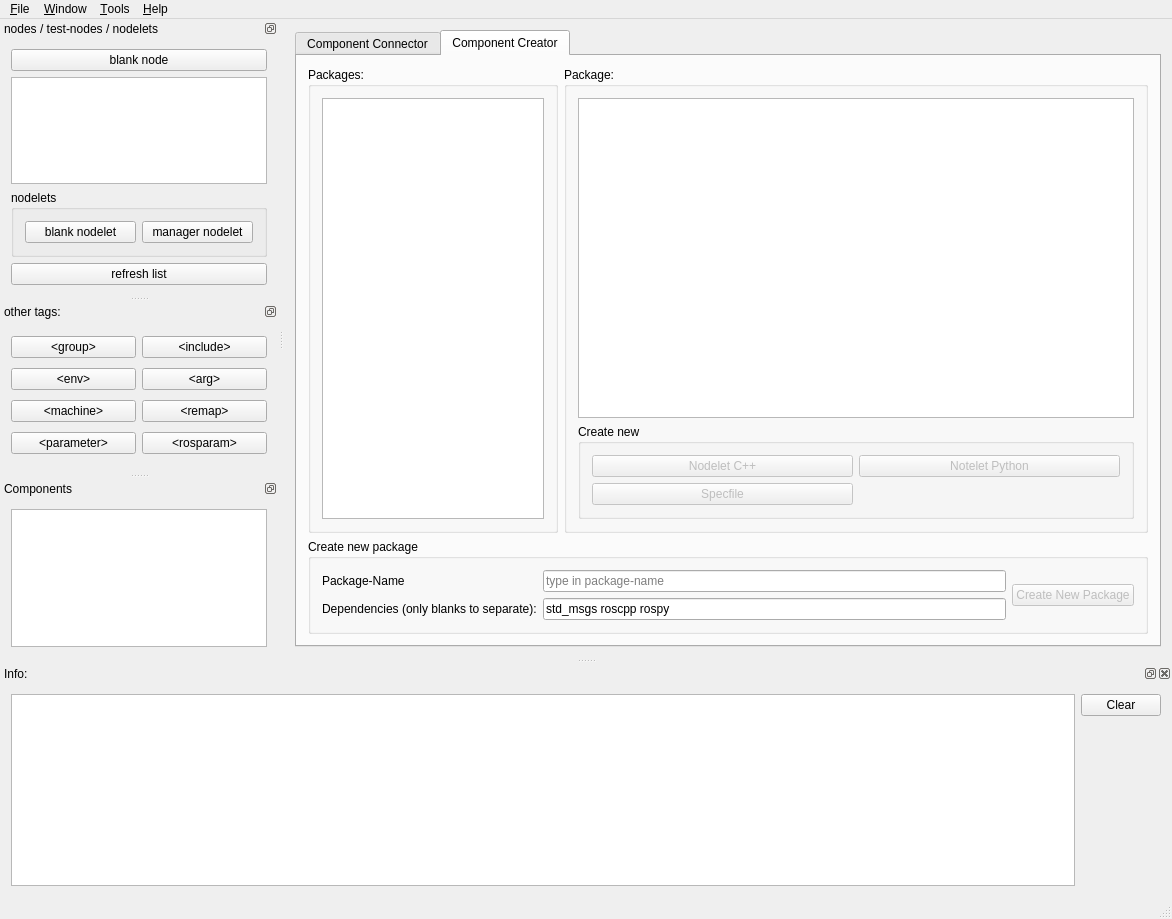
Qt form rxDev/src/rxdev.ui (songxuchao/rxdeveloper-ros-pkg) before a commit.
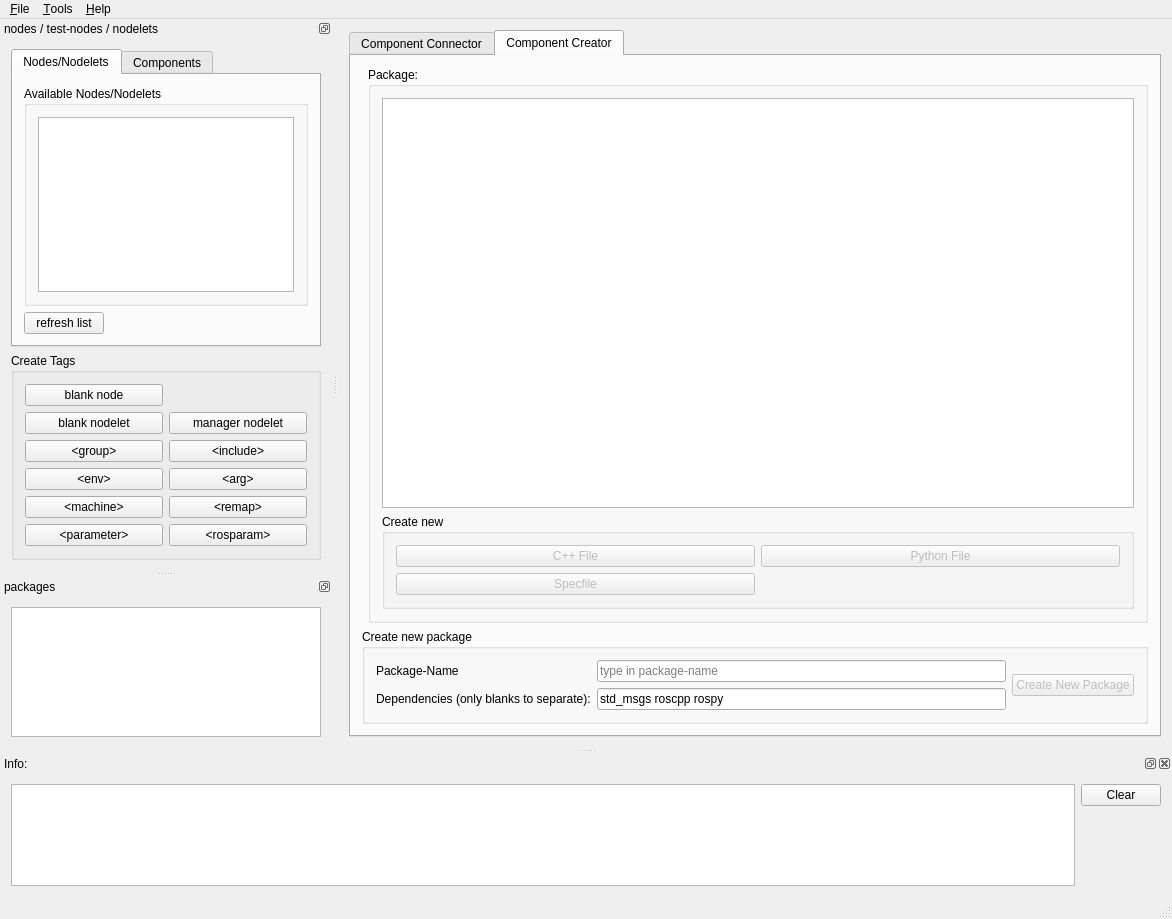
The same form after that commit. Icons and pictures are not drawn.

Commit message: yaml-parser/emitter got it's own class

What changed in the file:
```diff
--- a/rxDev/src/rxdev.ui
+++ b/rxDev/src/rxdev.ui
@@ -69,31 +69,6 @@
         <string>Component Creator</string>
        </attribute>
        <layout class="QGridLayout" name="gridLayout_6">
-        <item row="0" column="0">
-         <widget class="QGroupBox" name="groupBox_2">
-          <property name="maximumSize">
-           <size>
-            <width>250</width>
-            <height>16777215</height>
-           </size>
-          </property>
-          <property name="title">
-           <string>Packages:</string>
-          </property>
-          <layout class="QGridLayout" name="gridLayout_9">
-           <item row="1" column="0">
-            <widget class="QListView" name="listView_package">
-             <property name="editTriggers">
-              <set>QAbstractItemView::NoEditTriggers</set>
-             </property>
-             <property name="alternatingRowColors">
-              <bool>true</bool>
-             </property>
-            </widget>
-           </item>
-          </layout>
-         </widget>
-        </item>
         <item row="0" column="1">
          <widget class="QGroupBox" name="groupBox_package">
           <property name="title">
@@ -112,7 +87,7 @@
                  <bool>false</bool>
                 </property>
                 <property name="text">
-                 <string>Notelet Python</string>
+                 <string>Python File</string>
                 </property>
                </widget>
               </item>
@@ -132,7 +107,7 @@
                  <bool>false</bool>
                 </property>
                 <property name="text">
-                 <string>Nodelet C++</string>
+                 <string>C++ File</string>
                 </property>
                </widget>
               </item>
@@ -241,13 +216,6 @@
     <addaction name="separator"/>
     <addaction name="actionQuit"/>
    </widget>
-   <widget class="QMenu" name="menuWindow">
-    <property name="title">
-     <string>&amp;Window</string>
-    </property>
-    <addaction name="actionAvailable_Nodes"/>
-    <addaction name="actionAvailable_Tags"/>
-   </widget>
    <widget class="QMenu" name="menuTools">
     <property name="title">
      <string>&amp;Tools</string>
@@ -258,7 +226,6 @@
     <addaction name="actionRxconsole"/>
    </widget>
    <addaction name="menuFile"/>
-   <addaction name="menuWindow"/>
    <addaction name="menuTools"/>
    <addaction name="menuHelp"/>
   </widget>
@@ -266,8 +233,8 @@
   <widget class="QDockWidget" name="dockWidget_availableNodes">
    <property name="minimumSize">
     <size>
-     <width>268</width>
-     <height>268</height>
+     <width>273</width>
+     <height>552</height>
     </size>
    </property>
    <property name="baseSize">
@@ -300,63 +267,30 @@
    <widget class="QWidget" name="dockWidgetContents_2">
     <layout class="QGridLayout" name="gridLayout_15">
      <item row="1" column="0">
-      <widget class="QTreeView" name="treeView_availableNodes">
-       <property name="minimumSize">
-        <size>
-         <width>100</width>
-         <height>0</height>
-        </size>
-       </property>
-       <property name="baseSize">
-        <size>
-         <width>200</width>
-         <height>0</height>
-        </size>
-       </property>
-       <property name="editTriggers">
-        <set>QAbstractItemView::NoEditTriggers</set>
-       </property>
-       <property name="dragEnabled">
-        <bool>true</bool>
-       </property>
-       <property name="dragDropMode">
-        <enum>QAbstractItemView::DragOnly</enum>
-       </property>
-       <property name="alternatingRowColors">
-        <bool>true</bool>
-       </property>
-       <property name="sortingEnabled">
-        <bool>true</bool>
-       </property>
-       <property name="headerHidden">
-        <bool>true</bool>
-       </property>
-       <attribute name="headerVisible">
-        <bool>false</bool>
-       </attribute>
-       <attribute name="headerShowSortIndicator" stdset="0">
-        <bool>true</bool>
-       </attribute>
-      </widget>
-     </item>
-     <item row="2" column="0">
-      <widget class="QGroupBox" name="groupBox_3">
-       <property name="minimumSize">
-        <size>
-         <width>250</width>
-         <height>0</height>
-        </size>
-       </property>
-       <property name="baseSize">
-        <size>
-         <width>250</width>
-         <height>0</height>
-        </size>
-       </property>
+      <widget class="QGroupBox" name="groupBox_6">
        <property name="title">
-        <string>nodelets</string>
+        <string>Create Tags</string>
        </property>
-       <layout class="QGridLayout" name="gridLayout_4">
+       <layout class="QGridLayout" name="gridLayout_5">
+        <item row="0" column="0">
+         <widget class="QPushButton" name="pushButton_blankNode">
+          <property name="minimumSize">
+           <size>
+            <width>0</width>
+            <height>0</height>
+           </size>
+          </property>
+          <property name="baseSize">
+           <size>
+            <width>200</width>
+            <height>0</height>
+           </size>
+          </property>
+          <property name="text">
+           <string>blank node</string>
+          </property>
+         </widget>
+        </item>
         <item row="1" column="0">
          <widget class="QPushButton" name="pushButton_blankNodelet">
           <property name="text">
@@ -371,14 +305,70 @@
           </property>
          </widget>
         </item>
+        <item row="2" column="0">
+         <widget class="QPushButton" name="pushButton_group">
+          <property name="text">
+           <string>&lt;group&gt;</string>
+          </property>
+         </widget>
+        </item>
+        <item row="2" column="1">
+         <widget class="QPushButton" name="pushButton_includeFile">
+          <property name="text">
+           <string>&lt;include&gt;</string>
+          </property>
+         </widget>
+        </item>
+        <item row="3" column="0">
+         <widget class="QPushButton" name="pushButton_env">
+          <property name="text">
+           <string>&lt;env&gt;</string>
+          </property>
+         </widget>
+        </item>
+        <item row="3" column="1">
+         <widget class="QPushButton" name="pushButton_arg">
+          <property name="text">
+           <string>&lt;arg&gt;</string>
+          </property>
+         </widget>
+        </item>
+        <item row="4" column="0">
+         <widget class="QPushButton" name="pushButton_machine">
+          <property name="text">
+           <string>&lt;machine&gt;</string>
+          </property>
+         </widget>
+        </item>
+        <item row="4" column="1">
+         <widget class="QPushButton" name="pushButton_remap">
+          <property name="text">
+           <string>&lt;remap&gt;</string>
+          </property>
+         </widget>
+        </item>
+        <item row="5" column="0">
+         <widget class="QPushButton" name="pushButton_Param">
+          <property name="text">
+           <string>&lt;parameter&gt;</string>
+          </property>
+         </widget>
+        </item>
+        <item row="5" column="1">
+         <widget class="QPushButton" name="pushButton_rosparam">
+          <property name="text">
+           <string>&lt;rosparam&gt;</string>
+          </property>
+         </widget>
+        </item>
        </layout>
       </widget>
      </item>
      <item row="0" column="0">
-      <widget class="QPushButton" name="pushButton_blankNode">
+      <widget class="QTabWidget" name="tabWidget_2">
        <property name="minimumSize">
         <size>
-         <width>200</width>
+         <width>150</width>
          <height>0</height>
         </size>
        </property>
@@ -388,28 +378,121 @@
          <height>0</height>
         </size>
        </property>
-       <property name="text">
-        <string>blank node</string>
-       </property>
-      </widget>
-     </item>
-     <item row="3" column="0">
-      <widget class="QPushButton" name="pushButton_refreshNodesOrComps">
-       <property name="minimumSize">
-        <size>
-         <width>200</width>
-         <height>0</height>
-        </size>
-       </property>
-       <property name="baseSize">
-        <size>
-         <width>200</width>
-         <height>0</height>
-        </size>
-       </property>
-       <property name="text">
-        <string>refresh list</string>
-       </property>
+       <widget class="QWidget" name="tab_3">
+        <attribute name="title">
+         <string>Nodes/Nodelets</string>
+        </attribute>
+        <layout class="QGridLayout" name="gridLayout_12">
+         <item row="1" column="0">
+          <widget class="QGroupBox" name="groupBox_5">
+           <property name="title">
+            <string>Available Nodes/Nodelets</string>
+           </property>
+           <layout class="QGridLayout" name="gridLayout_14">
+            <item row="0" column="0">
+             <widget class="QTreeView" name="treeView_availableNodes">
+              <property name="minimumSize">
+               <size>
+                <width>100</width>
+                <height>0</height>
+               </size>
+              </property>
+              <property name="baseSize">
+               <size>
+                <width>200</width>
+                <height>0</height>
+               </size>
+              </property>
+              <property name="editTriggers">
+               <set>QAbstractItemView::NoEditTriggers</set>
+              </property>
+              <property name="dragEnabled">
+               <bool>true</bool>
+              </property>
+              <property name="dragDropMode">
+               <enum>QAbstractItemView::DragOnly</enum>
+              </property>
+              <property name="alternatingRowColors">
+               <bool>true</bool>
+              </property>
+              <property name="sortingEnabled">
+               <bool>true</bool>
+              </property>
+              <property name="headerHidden">
+               <bool>true</bool>
+              </property>
+              <attribute name="headerVisible">
+               <bool>false</bool>
+              </attribute>
+              <attribute name="headerShowSortIndicator" stdset="0">
+               <bool>true</bool>
+              </attribute>
+             </widget>
+            </item>
+           </layout>
+          </widget>
+         </item>
+         <item row="3" column="0">
+          <layout class="QFormLayout" name="formLayout">
+           <property name="fieldGrowthPolicy">
+            <enum>QFormLayout::AllNonFixedFieldsGrow</enum>
+           </property>
+           <item row="0" column="1">
+            <spacer name="horizontalSpacer">
+             <property name="orientation">
+              <enum>Qt::Horizontal</enum>
+             </property>
+             <property name="sizeHint" stdset="0">
+              <size>
+               <width>40</width>
+               <height>20</height>
+              </size>
+             </property>
+            </spacer>
+           </item>
+           <item row="0" column="0">
+            <widget class="QPushButton" name="pushButton_refreshNodesOrComps">
+             <property name="minimumSize">
+              <size>
+               <width>0</width>
+               <height>0</height>
+              </size>
+             </property>
+             <property name="baseSize">
+              <size>
+               <width>200</width>
+               <height>0</height>
+              </size>
+             </property>
+             <property name="text">
+              <string>refresh list</string>
+             </property>
+            </widget>
+           </item>
+          </layout>
+         </item>
+        </layout>
+       </widget>
+       <widget class="QWidget" name="tab_4">
+        <attribute name="title">
+         <string>Components</string>
+        </attribute>
+        <layout class="QGridLayout" name="gridLayout_13">
+         <item row="0" column="0">
+          <widget class="QListView" name="listView_availableComponents">
+           <property name="editTriggers">
+            <set>QAbstractItemView::NoEditTriggers</set>
+           </property>
+           <property name="dragEnabled">
+            <bool>false</bool>
+           </property>
+           <property name="alternatingRowColors">
+            <bool>true</bool>
+           </property>
+          </widget>
+         </item>
+        </layout>
+       </widget>
       </widget>
      </item>
     </layout>
@@ -417,21 +500,21 @@
   </widget>
   <widget class="QDockWidget" name="dockWidget_availableTags">
    <property name="sizePolicy">
-    <sizepolicy hsizetype="Preferred" vsizetype="Minimum">
+    <sizepolicy hsizetype="Preferred" vsizetype="Expanding">
      <horstretch>0</horstretch>
      <verstretch>0</verstretch>
     </sizepolicy>
    </property>
    <property name="minimumSize">
     <size>
-     <width>220</width>
+     <width>150</width>
      <height>171</height>
     </size>
    </property>
    <property name="maximumSize">
     <size>
      <width>524287</width>
-     <height>171</height>
+     <height>524287</height>
     </size>
    </property>
    <property name="baseSize">
@@ -444,66 +527,20 @@
     <set>QDockWidget::DockWidgetFloatable|QDockWidget::DockWidgetMovable</set>
    </property>
    <property name="windowTitle">
-    <string>other tags:</string>
+    <string>packages</string>
    </property>
    <attribute name="dockWidgetArea">
     <number>1</number>
    </attribute>
    <widget class="QWidget" name="dockWidgetContents_4">
     <layout class="QGridLayout" name="gridLayout_2">
-     <item row="0" column="1">
-      <widget class="QPushButton" name="pushButton_includeFile">
-       <property name="text">
-        <string>&lt;include&gt;</string>
-       </property>
-      </widget>
-     </item>
-     <item row="1" column="0">
-      <widget class="QPushButton" name="pushButton_env">
-       <property name="text">
-        <string>&lt;env&gt;</string>
-       </property>
-      </widget>
-     </item>
-     <item row="1" column="1">
-      <widget class="QPushButton" name="pushButton_arg">
-       <property name="text">
-        <string>&lt;arg&gt;</string>
-       </property>
-      </widget>
-     </item>
-     <item row="2" column="0">
-      <widget class="QPushButton" name="pushButton_machine">
-       <property name="text">
-        <string>&lt;machine&gt;</string>
-       </property>
-      </widget>
-     </item>
-     <item row="2" column="1">
-      <widget class="QPushButton" name="pushButton_remap">
-       <property name="text">
-        <string>&lt;remap&gt;</string>
-       </property>
-      </widget>
-     </item>
-     <item row="3" column="0">
-      <widget class="QPushButton" name="pushButton_Param">
-       <property name="text">
-        <string>&lt;parameter&gt;</string>
-       </property>
-      </widget>
-     </item>
-     <item row="3" column="1">
-      <widget class="QPushButton" name="pushButton_rosparam">
-       <property name="text">
-        <string>&lt;rosparam&gt;</string>
-       </property>
-      </widget>
-     </item>
      <item row="0" column="0">
-      <widget class="QPushButton" name="pushButton_group">
-       <property name="text">
-        <string>&lt;group&gt;</string>
+      <widget class="QListView" name="listView_package">
+       <property name="editTriggers">
+        <set>QAbstractItemView::NoEditTriggers</set>
+       </property>
+       <property name="alternatingRowColors">
+        <bool>true</bool>
        </property>
       </widget>
      </item>
@@ -557,49 +594,6 @@
     </layout>
    </widget>
   </widget>
-  <widget class="QDockWidget" name="dockWidget_components">
-   <property name="minimumSize">
-    <size>
-     <width>105</width>
-     <height>130</height>
-    </size>
-   </property>
-   <property name="baseSize">
-    <size>
-     <width>200</width>
-     <height>0</height>
-    </size>
-   </property>
-   <property name="features">
-    <set>QDockWidget::DockWidgetFloatable|QDockWidget::DockWidgetMovable</set>
-   </property>
-   <property name="allowedAreas">
-    <set>Qt::LeftDockWidgetArea|Qt::RightDockWidgetArea</set>
-   </property>
-   <property name="windowTitle">
-    <string>Components</string>
-   </property>
-   <attribute name="dockWidgetArea">
-    <number>1</number>
-   </attribute>
-   <widget class="QWidget" name="dockWidgetContents_3">
-    <layout class="QGridLayout" name="gridLayout_5">
-     <item row="0" column="0">
-      <widget class="QListView" name="listView_availableComponents">
-       <property name="editTriggers">
-        <set>QAbstractItemView::NoEditTriggers</set>
-       </property>
-       <property name="dragEnabled">
-        <bool>false</bool>
-       </property>
-       <property name="alternatingRowColors">
-        <bool>true</bool>
-       </property>
-      </widget>
-     </item>
-    </layout>
-   </widget>
-  </widget>
   <action name="actionQuit">
    <property name="icon">
     <iconset resource="icons.qrc">
```
Left out of the diff: 26 changed lines with no effect on the pictures. The commit also changes 10 other files.
